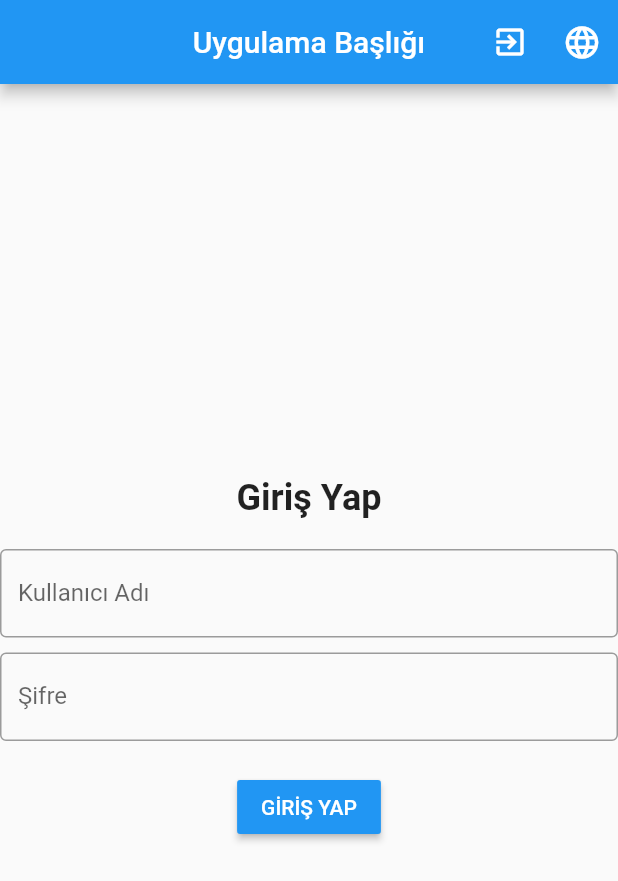
After one commit to salihyildirim/Flutter-Health-App, a Flutter app: the screen it shows after launch, on a phone screen of 412 x 824 dp. The commit adds this screen. Shown: the top 881 px of the screen. Run offline on Flutter 3.47's test engine with Material 2 defaults, Android fonts, the phone set to English and light mode, and no system bars; our stand-ins replace firebase_auth, firebase_core; accounts and stored records are empty.

Commit message:
use futurebuilder for loginstatus

```diff
--- /dev/null
+++ b/lib/LoginView.dart
@@ -0,0 +1,79 @@
+import 'package:firebase_auth/firebase_auth.dart';
+import 'package:flutter/cupertino.dart';
+import 'package:flutter/material.dart';
+import 'package:provider/provider.dart';
+import 'package:womenhealth/LoginViewModel.dart';
+
+class LoginView extends StatefulWidget {
+  const LoginView({super.key});
+
+  @override
+  State<LoginView> createState() => _LoginViewState();
+}
+
+class _LoginViewState extends State<LoginView> {
+  @override
+  Widget build(BuildContext context) {
+    return Scaffold(
+      appBar: AppBar(
+        centerTitle: true,
+        title: Text('Uygulama Başlığı'),
+        actions: [
+          IconButton(
+              onPressed: () async {
+                await Provider.of<LoginViewModel>(context, listen: false)
+                    .signOut();
+              },
+              icon: Icon(Icons.exit_to_app)),
+          IconButton(
+            icon: Icon(Icons.language, size: 26),
+            onPressed: () {
+              // Kullanıcının dil seçimini yapması için bir dialog veya sayfa açabilirsiniz.
+            },
+          ),
+        ],
+      ),
+      body: Center(
+        child: Column(
+          mainAxisAlignment: MainAxisAlignment.center,
+          children: <Widget>[
+            Text(
+              "Giriş Yap",
+              style: TextStyle(
+                fontSize: 24,
+                fontWeight: FontWeight.bold,
+              ),
+            ),
+            SizedBox(height: 20),
+            TextFormField(
+              decoration: InputDecoration(
+                labelText: "Kullanıcı Adı",
+                border: OutlineInputBorder(),
+              ),
+            ),
+            SizedBox(height: 10),
+            TextFormField(
+              decoration: InputDecoration(
+                labelText: "Şifre",
+                border: OutlineInputBorder(),
+              ),
+              obscureText: true,
+            ),
+            SizedBox(height: 20),
+            MaterialButton(
+              onPressed: () async {
+                UserCredential? userCredential =
+                await Provider.of<LoginViewModel>(context, listen: false)
+                    .signInAnonymously();
+                print(userCredential);
+              },
+              child: Text("GİRİŞ YAP"),
+              color: Colors.blue,
+              textColor: Colors.white,
+            ),
+          ],
+        ),
+      ),
+    );
+  }
+}
--- a/lib/Services/Auth.dart
+++ b/lib/Services/Auth.dart
@@ -1,3 +1,5 @@
+import 'dart:async';
+
 import 'package:firebase_auth/firebase_auth.dart';
 
 class Auth {
@@ -20,6 +22,30 @@ class Auth {
     return userCredential;
   }
 
+  static Future<bool?> loginStatus() async {
+    bool? isLogged;
+    StreamSubscription<User?>? subscription;
+
+    subscription = FirebaseAuth.instance.userChanges().listen((User? user) {
+      if (user == null) {
+        isLogged = false;
+        print('User is currently signed out!');
+      } else {
+        isLogged = true;
+        print('User is signed in!');
+      }
+
+      // Dinleme işlemi tamamlandığında aboneliği iptal et
+      subscription?.cancel();
+    });
+
+    // Bir olayın tamamlanmasını bekler ve sonucu döndürür
+    await subscription.asFuture();
+    return isLogged;
+  }
+
+
+
   Future<void> signOut() async {
     await firebaseAuthInstance.signOut();
   }
--- a/lib/main.dart
+++ b/lib/main.dart
@@ -1,8 +1,10 @@
-import 'package:firebase_auth/firebase_auth.dart';
 import 'package:firebase_core/firebase_core.dart';
 import 'package:flutter/material.dart';
 import 'package:provider/provider.dart';
+import 'package:womenhealth/LoginView.dart';
 import 'package:womenhealth/LoginViewModel.dart';
+import 'package:womenhealth/Services/Auth.dart';
+import 'package:womenhealth/WelcomeView.dart';
 
 void main() async {
   WidgetsFlutterBinding.ensureInitialized();
@@ -31,69 +33,28 @@ class MyHomePage extends StatefulWidget {
 }
 
 class _MyHomePageState extends State<MyHomePage> {
+  late Future<bool?> currentLoginStatus;
+
+  @override
+  void initState() {
+    super.initState();
+    currentLoginStatus = Auth.loginStatus();
+  }
+
   @override
   Widget build(BuildContext context) {
     return ChangeNotifierProvider<LoginViewModel>(
-        create: (_) => LoginViewModel(),
-        builder: (context, _) => Scaffold(
-              appBar: AppBar(
-                centerTitle: true,
-                title: Text('Uygulama Başlığı'),
-                actions: [
-                  IconButton(
-                      onPressed: () async{
-                       await Provider.of<LoginViewModel>(context, listen: false)
-                            .signOut();
-                      },
-                      icon: Icon(Icons.exit_to_app)),
-                  IconButton(
-                    icon: Icon(Icons.language, size: 26),
-                    onPressed: () {
-                      // Kullanıcının dil seçimini yapması için bir dialog veya sayfa açabilirsiniz.
-                    },
-                  ),
-                ],
-              ),
-              body: Center(
-                child: Column(
-                  mainAxisAlignment: MainAxisAlignment.center,
-                  children: <Widget>[
-                    Text(
-                      "Giriş Yap",
-                      style: TextStyle(
-                        fontSize: 24,
-                        fontWeight: FontWeight.bold,
-                      ),
-                    ),
-                    SizedBox(height: 20),
-                    TextFormField(
-                      decoration: InputDecoration(
-                        labelText: "Kullanıcı Adı",
-                        border: OutlineInputBorder(),
-                      ),
-                    ),
-                    SizedBox(height: 10),
-                    TextFormField(
-                      decoration: InputDecoration(
-                        labelText: "Şifre",
-                        border: OutlineInputBorder(),
-                      ),
-                      obscureText: true,
-                    ),
-                    SizedBox(height: 20),
-                    MaterialButton(
-                      onPressed: () async{
-                     UserCredential? userCredential=  await Provider.of<LoginViewModel>(context, listen: false)
-                            .signInAnonymously();
-                       print(userCredential);
-                      },
-                      child: Text("GİRİŞ YAP"),
-                      color: Colors.blue,
-                      textColor: Colors.white,
-                    ),
-                  ],
-                ),
-              ),
-            ));
+      create: (_) => LoginViewModel(),
+      builder: (context, _) {
+        if (currentLoginStatus == null) {
+          return Center(
+            child: CircularProgressIndicator(),
+          );
+        } else if (currentLoginStatus == true) {
+          return WelcomeView();
+        } else
+          return LoginView();
+      },
+    );
   }
 }
```
Also changed, not shown: lib/LoginViewModel.dart (+7 -1 lines), lib/WelcomeView.dart (added, +15 -0 lines).
